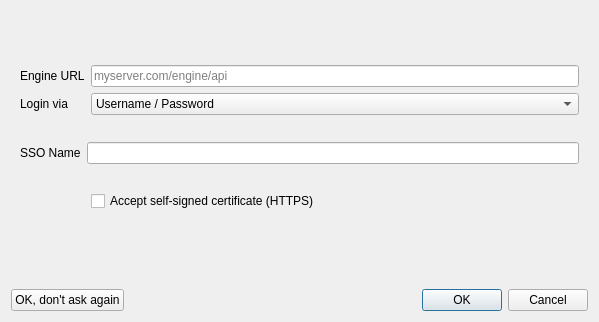
Before: the Qt Designer form src/engine/enginestartdialog.ui in GAMS-dev/studio, drawn with Qt 5.
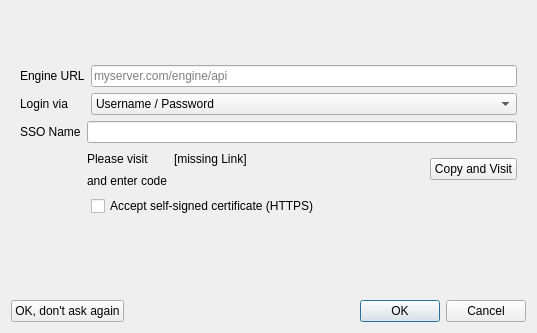
After: the same form once the commit is applied. Icons and pictures are not drawn.

Patch:
```diff
--- a/src/engine/enginestartdialog.ui
+++ b/src/engine/enginestartdialog.ui
@@ -9,8 +9,8 @@
    <rect>
     <x>0</x>
     <y>0</y>
-    <width>599</width>
-    <height>322</height>
+    <width>537</width>
+    <height>333</height>
    </rect>
   </property>
   <property name="sizePolicy">
@@ -286,6 +286,79 @@
            <item row="0" column="1">
             <widget class="QLineEdit" name="edSsoName"/>
            </item>
+           <item row="1" column="1">
+            <widget class="QWidget" name="ssoPane" native="true">
+             <layout class="QGridLayout" name="gridLayout_8" columnstretch="0,1,0">
+              <property name="leftMargin">
+               <number>0</number>
+              </property>
+              <property name="topMargin">
+               <number>0</number>
+              </property>
+              <property name="rightMargin">
+               <number>0</number>
+              </property>
+              <property name="bottomMargin">
+               <number>0</number>
+              </property>
+              <property name="verticalSpacing">
+               <number>4</number>
+              </property>
+              <item row="0" column="1">
+               <widget class="QLabel" name="laSsoLink">
+                <property name="mouseTracking">
+                 <bool>true</bool>
+                </property>
+                <property name="text">
+                 <string>[missing Link]</string>
+                </property>
+                <property name="openExternalLinks">
+                 <bool>true</bool>
+                </property>
+               </widget>
+              </item>
+              <item row="1" column="0">
+               <widget class="QLabel" name="label_3">
+                <property name="text">
+                 <string>and enter code</string>
+                </property>
+               </widget>
+              </item>
+              <item row="0" column="0">
+               <widget class="QLabel" name="label_2">
+                <property name="text">
+                 <string>Please visit</string>
+                </property>
+               </widget>
+              </item>
+              <item row="1" column="1">
+               <widget class="QLabel" name="laSsoCode">
+                <property name="font">
+                 <font>
+                  <bold>true</bold>
+                 </font>
+                </property>
+                <property name="text">
+                 <string/>
+                </property>
+                <property name="textInteractionFlags">
+                 <set>Qt::TextSelectableByMouse</set>
+                </property>
+               </widget>
+              </item>
+              <item row="0" column="2" rowspan="2">
+               <widget class="QPushButton" name="bCopyCode">
+                <property name="toolTip">
+                 <string>Copies the code to clipboard&lt;br&gt;and opens the link in the default browser</string>
+                </property>
+                <property name="text">
+                 <string>Copy and Visit</string>
+                </property>
+               </widget>
+              </item>
+             </layout>
+            </widget>
+           </item>
           </layout>
          </widget>
         </widget>
```
